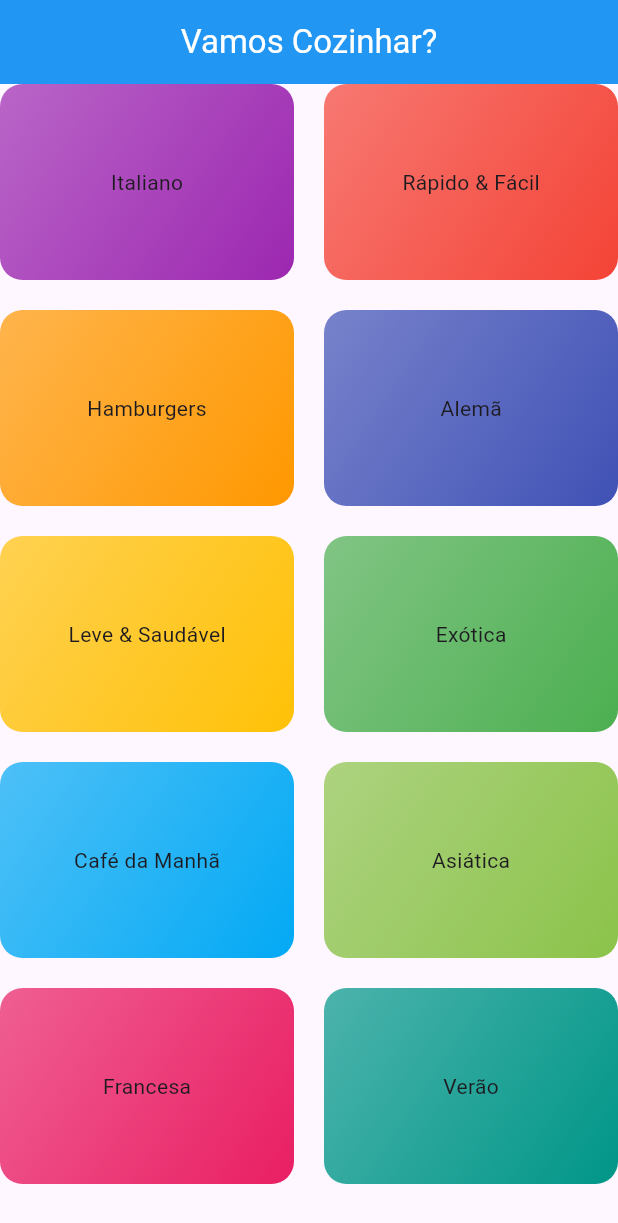
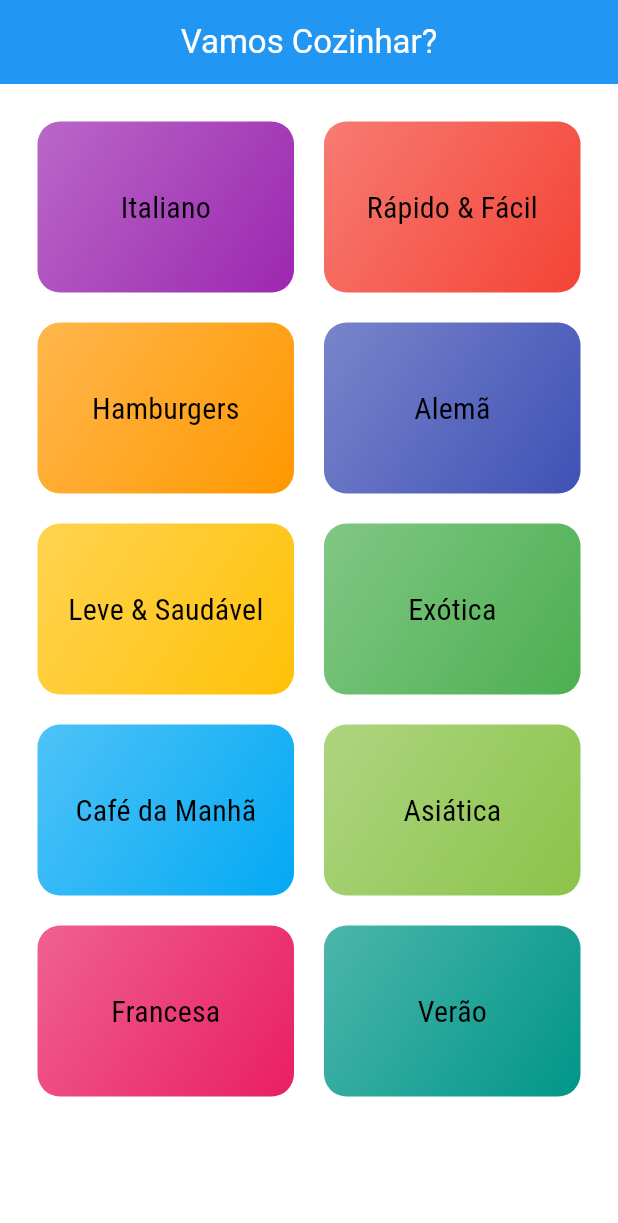
Before and after one commit to IsaiasFernandes/navigation_and_multiple_screens, a Flutter app: the screen it shows after launch, on a phone screen of 412 x 824 dp. Shown: the top 1223 px of the screen. Run offline on Flutter 3.47's test engine with Material 3 defaults, Android fonts, the phone set to English and light mode, and no system bars.

Commit message:
adicionando fontes e temas no projeto

```diff
--- a/lib/main.dart
+++ b/lib/main.dart
@@ -9,7 +9,18 @@ class MyApp extends StatelessWidget {
     return MaterialApp(
       title: 'DeliMeals',
       theme: ThemeData(
-        primarySwatch: Colors.blue,
+        primarySwatch: Colors.pink,
+        colorScheme: ColorScheme.light(
+          secondary: Colors.amber,
+        ),
+          fontFamily: 'Raleway',
+          canvasColor: const Color.fromRGBO(255, 254, 229, 1),
+          textTheme: ThemeData.light().textTheme.copyWith(
+        titleMedium: TextStyle(
+          fontSize: 20,
+          fontFamily: 'RobotoCondensed',
+        )
+      )
       ),
       home: CategoriesScreen(),
     );
--- a/lib/presentation/components/category_item.dart
+++ b/lib/presentation/components/category_item.dart
@@ -1,10 +1,9 @@
-
 import 'package:flutter/cupertino.dart';
+import 'package:flutter/material.dart';
 
 import '../../domain/models/category.dart';
 
 class CategoryItem extends StatelessWidget {
-
   final Category category;
 
   const CategoryItem(this.category);
@@ -12,20 +11,20 @@ class CategoryItem extends StatelessWidget {
   @override
   Widget build(BuildContext context) {
     return Container(
-      padding: EdgeInsets.all(15),
-      child: Text(category.title),
+      padding: const EdgeInsets.all(15),
+      child: Text(
+        category.title,
+        style: Theme.of(context).textTheme.titleMedium,
+      ),
       alignment: Alignment.center,
       decoration: BoxDecoration(
         borderRadius: BorderRadius.circular(15),
-        gradient: LinearGradient(colors: [
-          category.color.withOpacity(0.7),
-          category.color,
-        ],
-        begin: Alignment.topLeft,
-        end: Alignment.bottomRight,
-        )
+        gradient: LinearGradient(
+          colors: [category.color.withOpacity(0.7), category.color],
+          begin: Alignment.topLeft,
+          end: Alignment.bottomRight,
+        ),
       ),
     );
   }
-
 }
--- a/lib/presentation/screens/categories_screen.dart
+++ b/lib/presentation/screens/categories_screen.dart
@@ -15,7 +15,7 @@ class CategoriesScreen extends StatelessWidget {
         title: Text('Vamos Cozinhar?'),
       ),
       body: GridView(
-
+        padding: const EdgeInsets.all(25),
         gridDelegate: SliverGridDelegateWithMaxCrossAxisExtent(
           maxCrossAxisExtent: 200,
           childAspectRatio: 3 / 2,
```
Also changed, not shown: pubspec.yaml (+17 -6 lines), lib/assets/Raleway-Black.ttf (added), lib/assets/Raleway-Bold.ttf (added), lib/assets/Raleway-Regular.ttf (added), lib/assets/RobotoCondensed-Bold.ttf (added), lib/assets/RobotoCondensed-Italic.ttf (added), lib/assets/RobotoCondensed-Light.ttf (added), lib/assets/RobotoCondensed-Regular.ttf (added).
